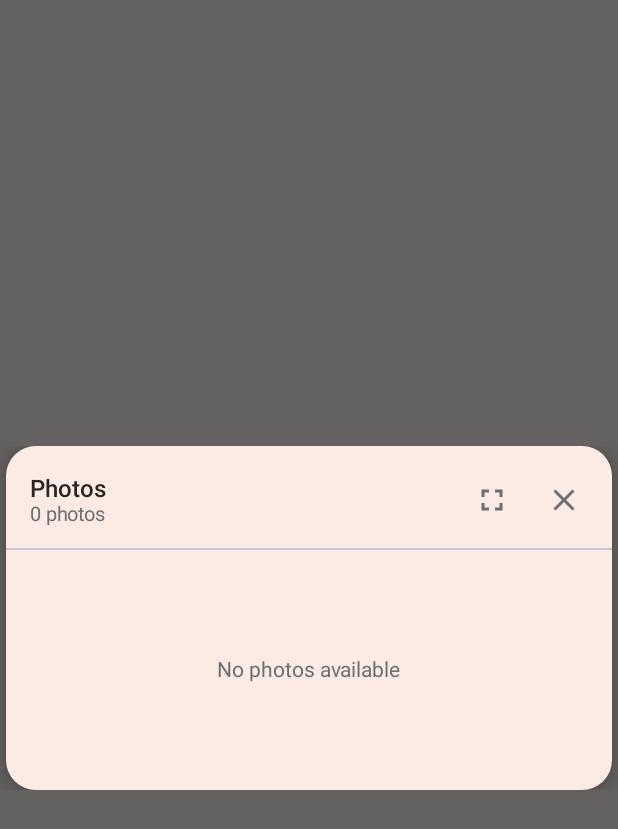
After one commit to Agrawal-Sujal/PinPic, an Android app built with Jetpack Compose: the composable ClusterPhotoDialog called with empty values, on a phone screen of 412 x 824 dp. The commit adds this screen. Shown: the top 829 px of the screen. Run offline under Robolectric (Android 15) with nearby library versions, the phone set to English and light mode, and no system bars; our stand-ins replace Navigation 3; libraries missing offline, so code that uses them is left out: androidx.hilt.lifecycle; pictures from the network do not load.

Commit message:
feat(map): show photos in dialog when clicking cluster or node
- Add ClusterPhotoDialog: compact 2-col grid dialog with Maximize button
  that switches to full-screen 3-col grid via animated transition
- Fix PhotoMapMarker onClick in MapScreen (was fully commented out)
- Wire cluster + node clicks in both MapScreen and OtherUserMapScreen
  to open ClusterPhotoDialog instead of the full-screen ModalBottomSheet
- Dialog is view-only (no select / delete operations)

```diff
--- /dev/null
+++ b/app/src/main/java/com/sunflower/pinpic/presentation/map/components/ClusterPhotoDialog.kt
@@ -0,0 +1,220 @@
+package com.sunflower.pinpic.presentation.map.components
+
+import androidx.compose.animation.AnimatedContent
+import androidx.compose.animation.core.tween
+import androidx.compose.animation.fadeIn
+import androidx.compose.animation.fadeOut
+import androidx.compose.animation.togetherWith
+import androidx.compose.foundation.background
+import androidx.compose.foundation.layout.Arrangement
+import androidx.compose.foundation.layout.Box
+import androidx.compose.foundation.layout.Column
+import androidx.compose.foundation.layout.PaddingValues
+import androidx.compose.foundation.layout.Row
+import androidx.compose.foundation.layout.Spacer
+import androidx.compose.foundation.layout.aspectRatio
+import androidx.compose.foundation.layout.fillMaxSize
+import androidx.compose.foundation.layout.fillMaxWidth
+import androidx.compose.foundation.layout.height
+import androidx.compose.foundation.layout.padding
+import androidx.compose.foundation.layout.size
+import androidx.compose.foundation.layout.statusBarsPadding
+import androidx.compose.foundation.layout.width
+import androidx.compose.foundation.lazy.grid.GridCells
+import androidx.compose.foundation.lazy.grid.LazyVerticalGrid
+import androidx.compose.foundation.lazy.grid.items
+import androidx.compose.foundation.shape.CircleShape
+import androidx.compose.foundation.shape.RoundedCornerShape
+import androidx.compose.material.icons.Icons
+import androidx.compose.material.icons.filled.Close
+import androidx.compose.material.icons.filled.Fullscreen
+import androidx.compose.material.icons.filled.FullscreenExit
+import androidx.compose.material3.Card
+import androidx.compose.material3.CardDefaults
+import androidx.compose.material3.Icon
+import androidx.compose.material3.IconButton
+import androidx.compose.material3.MaterialTheme
+import androidx.compose.material3.Surface
+import androidx.compose.material3.Text
+import androidx.compose.runtime.Composable
+import androidx.compose.runtime.getValue
+import androidx.compose.runtime.mutableStateOf
+import androidx.compose.runtime.remember
+import androidx.compose.runtime.setValue
+import androidx.compose.ui.Alignment
+import androidx.compose.ui.Modifier
+import androidx.compose.ui.draw.clip
+import androidx.compose.ui.layout.ContentScale
+import androidx.compose.ui.text.font.FontWeight
+import androidx.compose.ui.unit.dp
+import androidx.compose.ui.window.Dialog
+import androidx.compose.ui.window.DialogProperties
+import coil.compose.AsyncImage
+import com.sunflower.pinpic.domain.model.Photo
+
+/**
+ * A dialog that shows photos from a cluster or single node.
+ *
+ * - By default it shows a compact grid of small thumbnails.
+ * - A "Maximize" / "Exit fullscreen" toggle button in the header switches it
+ *   to a full-screen dialog with larger images.
+ * - No selection is supported — this is a view-only dialog.
+ */
+@Composable
+fun ClusterPhotoDialog(
+    photos: List<Photo>,
+    photoCount: Int = photos.size,
+    locationName: String? = null,
+    onDismiss: () -> Unit,
+) {
+    var isFullscreen by remember { mutableStateOf(false) }
+
+    AnimatedContent(
+        targetState = isFullscreen,
+        transitionSpec = {
+            fadeIn(tween(220)) togetherWith fadeOut(tween(180))
+        },
+        label = "dialogSizeTransition"
+    ) { fullscreen ->
+        Dialog(
+            onDismissRequest = onDismiss,
+            properties = DialogProperties(
+                usePlatformDefaultWidth = !fullscreen,
+                dismissOnBackPress = true,
+                dismissOnClickOutside = !fullscreen,
+                decorFitsSystemWindows = false
+            )
+        ) {
+            Surface(
+                modifier = if (fullscreen) {
+                    Modifier
+                        .fillMaxSize()
+                        .statusBarsPadding()
+                } else {
+                    Modifier
+                        .fillMaxWidth()
+                        .padding(horizontal = 4.dp)
+                },
+                shape = if (fullscreen) RoundedCornerShape(0.dp) else RoundedCornerShape(20.dp),
+                color = MaterialTheme.colorScheme.surface,
+                tonalElevation = 6.dp,
+                shadowElevation = 8.dp
+            ) {
+                Column(modifier = Modifier.fillMaxWidth()) {
+                    // ── Header ──────────────────────────────────────────────
+                    Row(
+                        modifier = Modifier
+                            .fillMaxWidth()
+                            .padding(start = 16.dp, end = 8.dp, top = 12.dp, bottom = 8.dp),
+                        verticalAlignment = Alignment.CenterVertically
+                    ) {
+                        Column(modifier = Modifier.weight(1f)) {
+                            Text(
+                                text = locationName ?: "Photos",
+                                style = MaterialTheme.typography.titleMedium,
+                                fontWeight = FontWeight.SemiBold,
+                                color = MaterialTheme.colorScheme.onSurface,
+                                maxLines = 1
+                            )
+                            Text(
+                                text = "$photoCount photo${if (photoCount != 1) "s" else ""}",
+                                style = MaterialTheme.typography.bodySmall,
+                                color = MaterialTheme.colorScheme.onSurfaceVariant
+                            )
+                        }
+
+                        Spacer(modifier = Modifier.width(4.dp))
+
+                        // Maximize / restore toggle
+                        IconButton(onClick = { isFullscreen = !fullscreen }) {
+                            Icon(
+                                imageVector = if (fullscreen) Icons.Filled.FullscreenExit
+                                              else Icons.Filled.Fullscreen,
+                                contentDescription = if (fullscreen) "Exit fullscreen"
+                                                     else "Maximize",
+                                tint = MaterialTheme.colorScheme.onSurfaceVariant
+                            )
+                        }
+
+                        // Close button
+                        IconButton(onClick = onDismiss) {
+                            Icon(
+                                imageVector = Icons.Filled.Close,
+                                contentDescription = "Close",
+                                tint = MaterialTheme.colorScheme.onSurfaceVariant
+                            )
+                        }
+                    }
+
+                    // ── Divider ─────────────────────────────────────────────
+                    Box(
+                        modifier = Modifier
+                            .fillMaxWidth()
+                            .height(1.dp)
+                            .background(MaterialTheme.colorScheme.outlineVariant)
+                    )
+
+                    // ── Photo grid ──────────────────────────────────────────
+                    val columns = if (fullscreen) 3 else 2
+                    val imageSize = if (fullscreen) 180.dp else 140.dp
+
+                    if (photos.isEmpty()) {
+                        Box(
+                            modifier = Modifier
+                                .fillMaxWidth()
+                                .height(160.dp),
+                            contentAlignment = Alignment.Center
+                        ) {
+                            Text(
+                                text = "No photos available",
+                                style = MaterialTheme.typography.bodyMedium,
+                                color = MaterialTheme.colorScheme.onSurfaceVariant
+                            )
+                        }
+                    } else {
+                        LazyVerticalGrid(
+                            columns = GridCells.Fixed(columns),
+                            contentPadding = PaddingValues(12.dp),
+                            horizontalArrangement = Arrangement.spacedBy(8.dp),
+                            verticalArrangement = Arrangement.spacedBy(8.dp),
+                            modifier = Modifier
+                                .fillMaxWidth()
+                                .then(
+                                    if (fullscreen) Modifier.fillMaxSize()
+                                    else Modifier.height(
+                                        // Compact: show up to 2 rows + padding
+                                        (imageSize * 2) + 40.dp
+                                    )
+                                )
+                        ) {
+                            items(photos) { photo ->
+                                PhotoThumbnailCard(photo = photo, imageSize = imageSize)
+                            }
+                        }
+                    }
+                }
+            }
+        }
+    }
+}
+
+@Composable
+private fun PhotoThumbnailCard(
+    photo: Photo,
+    imageSize: androidx.compose.ui.unit.Dp
+) {
+    Card(
+        shape = RoundedCornerShape(12.dp),
+        elevation = CardDefaults.cardElevation(defaultElevation = 2.dp),
+        modifier = Modifier
+            .fillMaxWidth()
+            .aspectRatio(1f)
+    ) {
+        AsyncImage(
+            model = photo.photoUrl,
+            contentDescription = photo.photoName,
+            contentScale = ContentScale.Crop,
+            modifier = Modifier.fillMaxSize()
+        )
+    }
+}
```
Also changed, not shown: app/src/main/java/com/sunflower/pinpic/presentation/map/MapScreen.kt (+18 -48 lines), app/src/main/java/com/sunflower/pinpic/presentation/map/OtherUserMapScreen.kt (+8 -33 lines).
